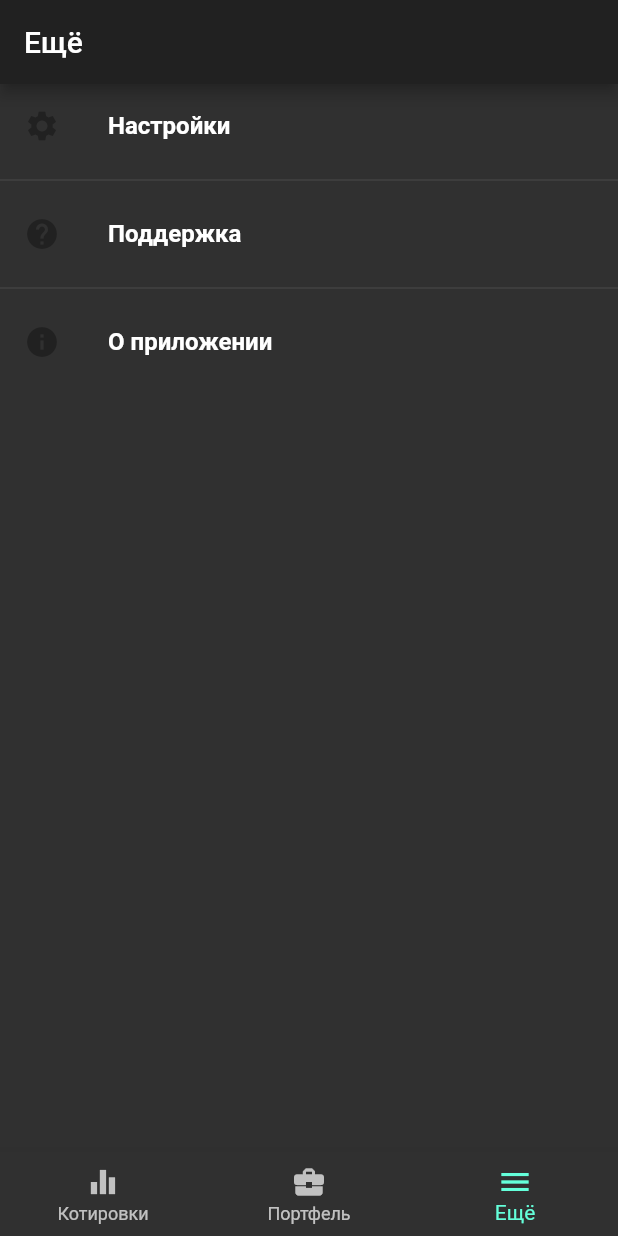
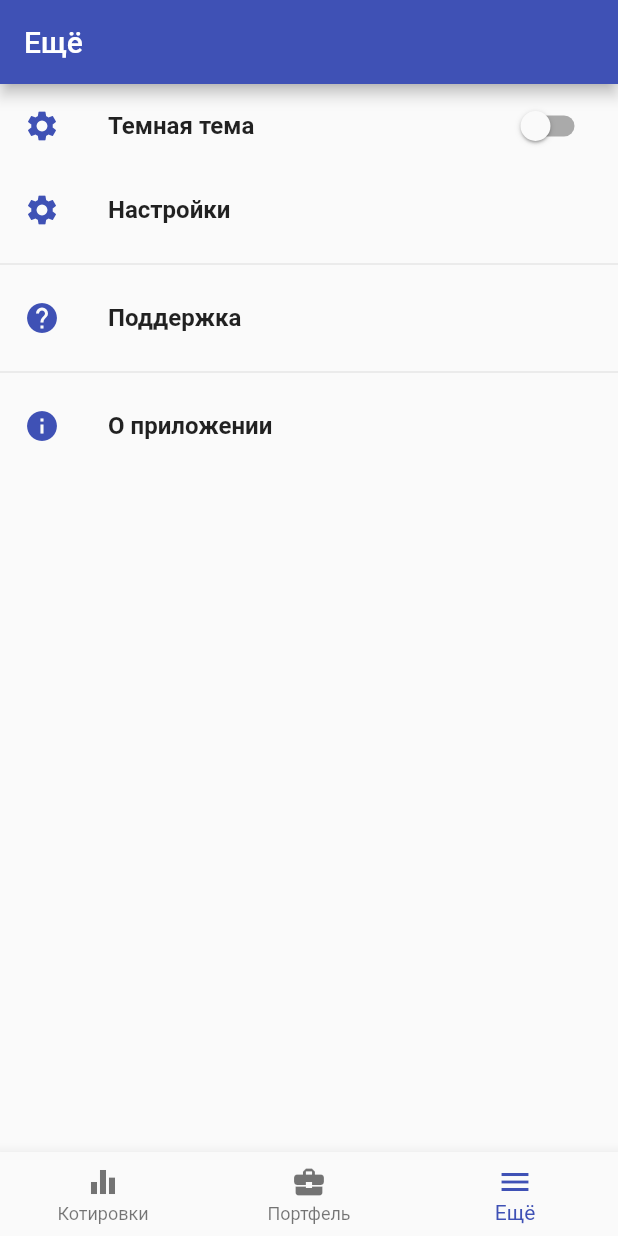
Before and after one commit to kolesnikov-sergey/flex, a Flutter app: the screen it shows after launch, item 3 of the bottom bar chosen, on a phone screen of 412 x 824 dp. Run offline on Flutter 3.47's test engine with Material 2 defaults, Android fonts, the phone set to English and light mode, and no system bars; our stand-ins replace charts_flutter, dynamic_theme; network calls fail.

Commit message:
theme selector

```diff
--- a/lib/main.dart
+++ b/lib/main.dart
@@ -1,3 +1,4 @@
+import 'package:dynamic_theme/dynamic_theme.dart';
 import 'package:flutter/material.dart';
 
 import 'connectors/connector.dart';
@@ -18,16 +19,22 @@ class TradingApp extends StatelessWidget {
 
   @override
   Widget build(BuildContext context) {
-    return MaterialApp(
-      title: 'flex',
-      theme: ThemeData(
+    return new DynamicTheme(
+      defaultBrightness: Brightness.light,
+      data: (brightness) => new ThemeData(
         primarySwatch: Colors.indigo,
-        brightness: Brightness.dark
+        brightness: brightness,
       ),
-      initialRoute: '/',
-      routes: {
-        '/' : (context) => Home(connector: connector)
-      },
+      themedWidgetBuilder: (context, theme) {
+        return MaterialApp(
+          title: 'flex',
+          theme: theme,
+          initialRoute: '/',
+          routes: {
+            '/' : (context) => Home(connector: connector)
+          },
+        );
+      }
     );
   }
 }
--- a/lib/views/more/more.dart
+++ b/lib/views/more/more.dart
@@ -1,5 +1,5 @@
+import 'package:dynamic_theme/dynamic_theme.dart';
 import 'package:flutter/material.dart';
-import 'package:flutter/cupertino.dart';
 
 import 'option.dart';
 
@@ -12,6 +12,16 @@ class More extends StatelessWidget {
       ),
       body: ListView(
         children: <Widget>[
+          Option(
+            text: 'Темная тема',
+            icon: Icons.settings,
+            trailing: Switch(
+              value: Theme.of(context).brightness == Brightness.dark,
+              onChanged: (value) {
+                DynamicTheme.of(context).setBrightness(value ? Brightness.dark: Brightness.light);
+              }
+            ),
+          ),
           Option(
             text: 'Настройки',
             icon: Icons.settings,
--- a/lib/views/more/option.dart
+++ b/lib/views/more/option.dart
@@ -3,8 +3,9 @@ import 'package:flutter/material.dart';
 class Option extends StatelessWidget {
   final String text;
   final IconData icon;
+  final Widget trailing;
 
-  Option({@required this.text, @required this.icon});
+  Option({@required this.text, @required this.icon, this.trailing});
 
   @override
   Widget build(BuildContext context) {
@@ -16,6 +17,7 @@ class Option extends StatelessWidget {
           fontWeight: FontWeight.bold
         )
       ),
+      trailing: trailing,
     );
   }
 }
--- a/pubspec.yaml
+++ b/pubspec.yaml
@@ -21,6 +21,7 @@ dependencies:
   cupertino_icons: ^0.1.2
   http: ^0.12.0
   charts_flutter: ^0.5.0
+  dynamic_theme: ^1.0.0
 
 dev_dependencies:
   flutter_test:
```
Also changed, not shown: 5 other files.
